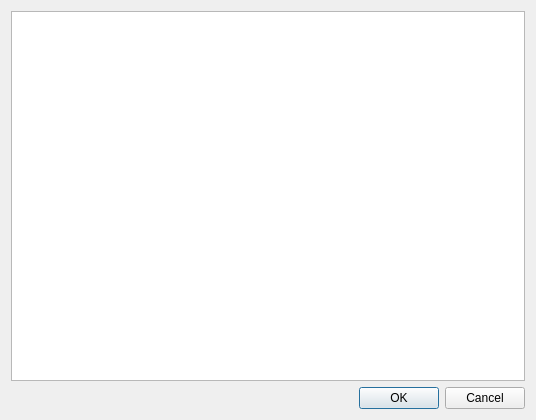
The window that mtg_proxy_printer/resources/ui/custom_card_import_dialog.ui (luziferius/MTGProxyPrinter) describes before a commit, drawn with Qt 5.
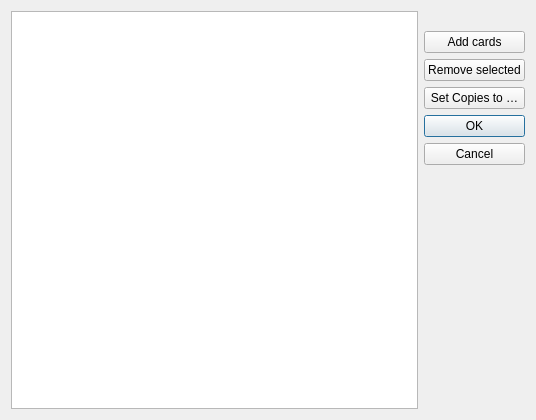
The same window after the commit. Icons and pictures are not drawn. Custom widgets are drawn as their Qt base class.

Commit message:
CustomCardImportDialog: Implemented adding images via a button and file selector.
FossilOrigin-Name: 1bc680fd482e472a8eac9e135d81bc9517693664402f0e84fe07a8026a178cab

What changed in the file:
```diff
--- a/mtg_proxy_printer/resources/ui/custom_card_import_dialog.ui
+++ b/mtg_proxy_printer/resources/ui/custom_card_import_dialog.ui
@@ -13,20 +13,69 @@
   <property name="windowTitle">
    <string>Import custom cards</string>
   </property>
-  <layout class="QVBoxLayout" name="verticalLayout">
-   <item>
-    <widget class="CardListTableView" name="image_table"/>
+  <layout class="QGridLayout" name="gridLayout">
+   <item row="3" column="3">
+    <widget class="QPushButton" name="remove_selected">
+     <property name="text">
+      <string>Remove selected</string>
+     </property>
+     <property name="icon">
+      <iconset theme="edit-delete"/>
+     </property>
+    </widget>
    </item>
-   <item>
+   <item row="1" column="3">
+    <widget class="QLabel" name="image_label">
+     <property name="maximumSize">
+      <size>
+       <width>800</width>
+       <height>1100</height>
+      </size>
+     </property>
+     <property name="text">
+      <string/>
+     </property>
+    </widget>
+   </item>
+   <item row="1" column="2" rowspan="8">
+    <widget class="CardListTableView" name="card_table"/>
+   </item>
+   <item row="4" column="3">
+    <widget class="QPushButton" name="set_copies_to">
+     <property name="text">
+      <string>Set Copies to …</string>
+     </property>
+     <property name="icon">
+      <iconset theme="document-edit"/>
+     </property>
+    </widget>
+   </item>
+   <item row="5" column="3">
     <widget class="QDialogButtonBox" name="button_box">
+     <property name="sizePolicy">
+      <sizepolicy hsizetype="Minimum" vsizetype="Expanding">
+       <horstretch>0</horstretch>
+       <verstretch>0</verstretch>
+      </sizepolicy>
+     </property>
      <property name="orientation">
-      <enum>Qt::Horizontal</enum>
+      <enum>Qt::Vertical</enum>
      </property>
      <property name="standardButtons">
       <set>QDialogButtonBox::Cancel|QDialogButtonBox::Ok</set>
      </property>
     </widget>
    </item>
+   <item row="2" column="3">
+    <widget class="QPushButton" name="add_cards">
+     <property name="text">
+      <string>Add cards</string>
+     </property>
+     <property name="icon">
+      <iconset theme="list-add"/>
+     </property>
+    </widget>
+   </item>
   </layout>
  </widget>
  <customwidgets>
```
The commit also changes 1 other file.
